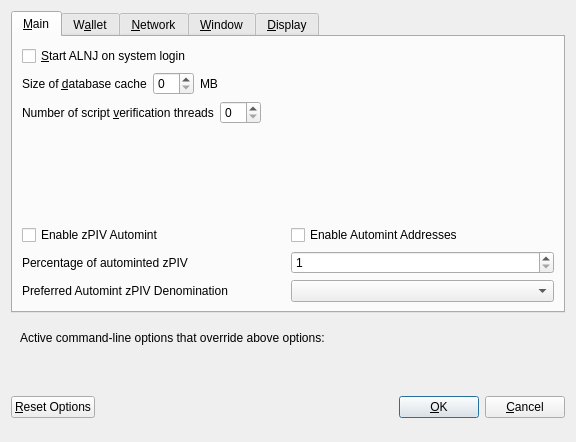
Above: src/qt/forms/optionsdialog.ui from Gh0st-N1njA/ALNJCoin before the change. Below: the same form after it.
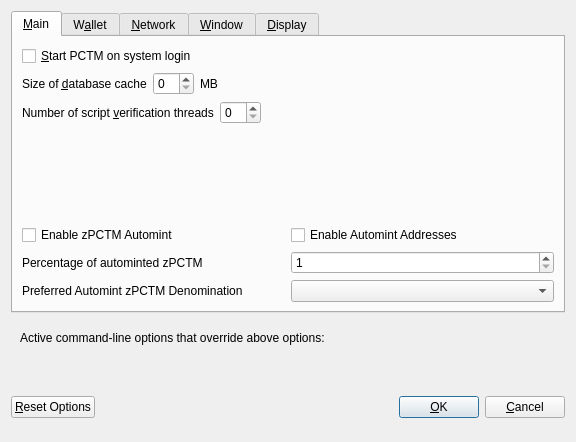
That is the form after the change. Custom widgets are drawn as their Qt base class.

Patch:
```diff
--- a/src/qt/forms/optionsdialog.ui
+++ b/src/qt/forms/optionsdialog.ui
@@ -33,7 +33,7 @@
           <string>Automatically start ALNJ after logging in to the system.</string>
          </property>
          <property name="text">
-          <string>&amp;Start ALNJ on system login</string>
+          <string>&amp;Start PCTM on system login</string>
          </property>
         </widget>
        </item>
@@ -147,7 +147,7 @@
                <enum>Qt::LeftToRight</enum>
               </property>
               <property name="text">
-               <string>Enable zPIV Automint</string>
+               <string>Enable zPCTM Automint</string>
               </property>
              </widget>
             </item>
@@ -174,7 +174,7 @@
                <string>Percentage of incoming PIV which get automatically converted to zPIV via Zerocoin Protocol (min: 10%)</string>
               </property>
               <property name="text">
-               <string>Percentage of autominted zPIV</string>
+               <string>Percentage of autominted zPCTM</string>
               </property>
              </widget>
             </item>
@@ -207,7 +207,7 @@
                <string>Wait with automatic conversion to Zerocoin until enough PIV for this denomination is available</string>
               </property>
               <property name="text">
-               <string>Preferred Automint zPIV Denomination</string>
+               <string>Preferred Automint zPCTM Denomination</string>
               </property>
              </widget>
             </item>
```
Left out of the diff: 16 changed lines with no effect on the pictures.
